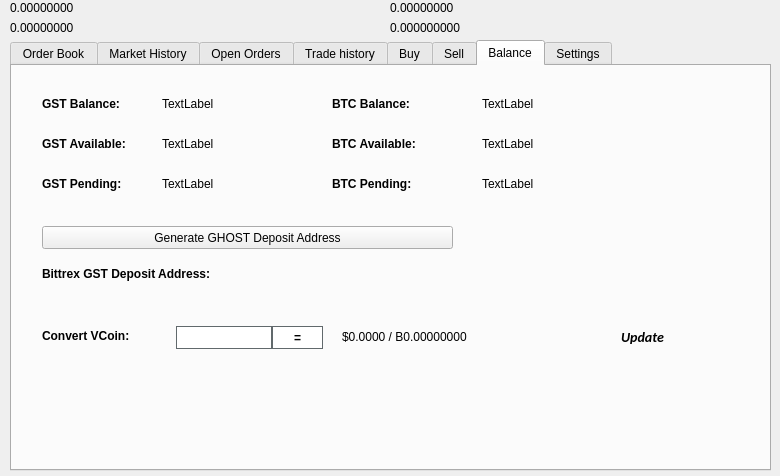
First picture: the form in forms/tradingdialog.ui, repository dezzyboy/qt, before the edit.
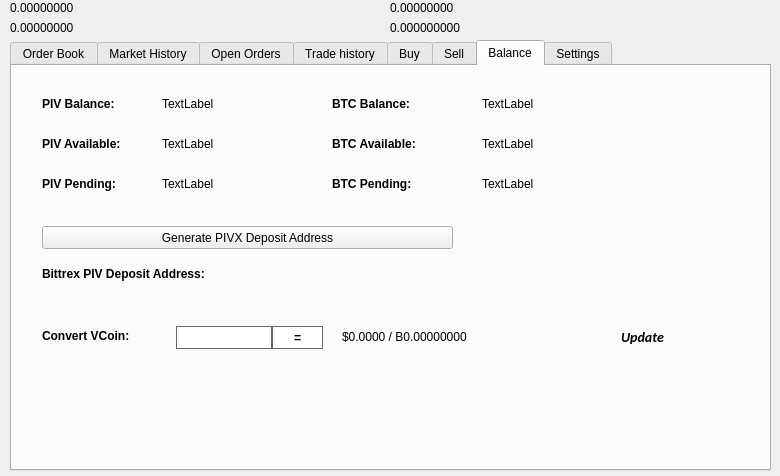
Second picture: the form after the edit. The open tabs and pages were chosen to show the change. Icons and pictures are not drawn.

Diff of the .ui file:
```diff
--- a/forms/tradingdialog.ui
+++ b/forms/tradingdialog.ui
@@ -2762,7 +2762,7 @@
       </font>
      </property>
      <property name="text">
-      <string>GST Balance:</string>
+      <string>PIV Balance:</string>
      </property>
     </widget>
     <widget class="QLabel" name="label_12">
@@ -2813,7 +2813,7 @@
       </font>
      </property>
      <property name="text">
-      <string>GST Available:</string>
+      <string>PIV Available:</string>
      </property>
     </widget>
     <widget class="QLabel" name="label_14">
@@ -2832,7 +2832,7 @@
       </font>
      </property>
      <property name="text">
-      <string>GST Pending:</string>
+      <string>PIV Pending:</string>
      </property>
     </widget>
     <widget class="QLabel" name="GSTPendingLabel">
@@ -2928,7 +2928,7 @@
       </font>
      </property>
      <property name="text">
-      <string>Bittrex GST Deposit Address:</string>
+      <string>Bittrex PIV Deposit Address:</string>
      </property>
     </widget>
     <widget class="QPushButton" name="GenDepositBTN">
@@ -2941,7 +2941,7 @@
       </rect>
      </property>
      <property name="text">
-      <string>Generate GHOST Deposit Address</string>
+      <string>Generate PIVX Deposit Address</string>
      </property>
      <property name="icon">
       <iconset resource="../GHOST.qrc">
```
Left out of the diff: 46 changed lines with no effect on the pictures.
